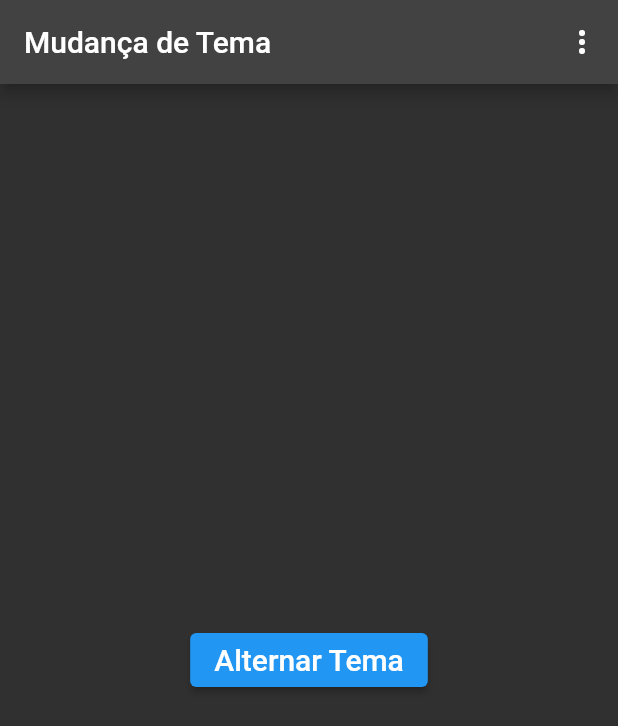
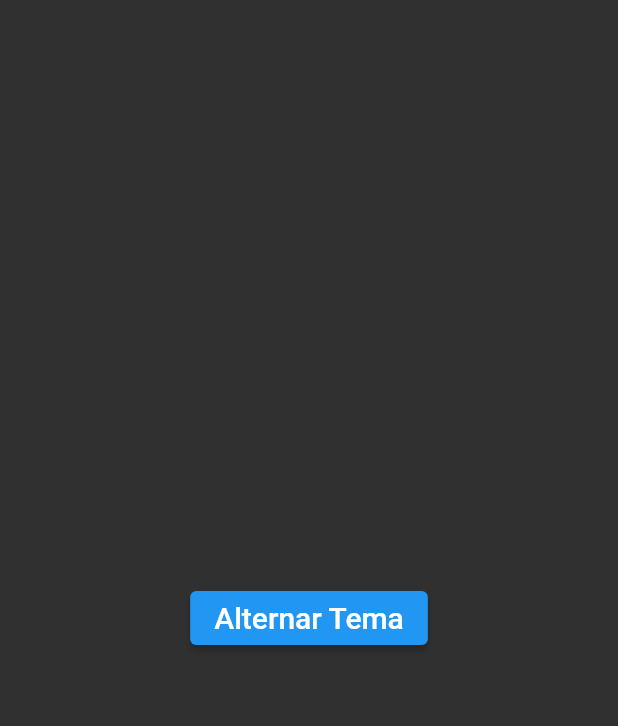
Before and after one commit to VictorRyan3612/POO_Orientada-a-objetos, a Flutter app: the screen it shows after launch, on a phone screen of 412 x 824 dp. Shown: the top 726 px of the screen. Run offline on Flutter 3.47's test engine with Material 2 defaults, Android fonts, the phone set to English and light mode, and no system bars; our stand-ins replace flutter_hooks.

Commit message:
Temas v0.4

```diff
--- a/app_notas/lib/main.dart
+++ b/app_notas/lib/main.dart
@@ -2,19 +2,13 @@ import 'package:flutter/material.dart';
 import 'package:flutter_hooks/flutter_hooks.dart';
 
 void main() {
-  runApp(Temas());
+  runApp(MyApp());
 }
 
-class Temas extends HookWidget {
+class MyApp extends HookWidget {
   @override
   Widget build(BuildContext context) {
     final _currentBrightness = useState(Brightness.dark);
-
-    void _toggleTheme() {
-      _currentBrightness.value = _currentBrightness.value == Brightness.light
-          ? Brightness.dark
-          : Brightness.light;
-    }
 
     return MaterialApp(
       title: 'Mudança de Tema',
@@ -22,27 +16,25 @@ class Temas extends HookWidget {
         brightness: _currentBrightness.value,
         primarySwatch: Colors.blue,
       ),
-      home: Scaffold(
-        appBar: AppBar(
-          title: Text('Mudança de Tema'),
-          actions: [
-            PopupMenuButton<Brightness>(
-              onSelected: (Brightness brightness) {
-                _currentBrightness.value = brightness;
-              },
-              itemBuilder: (BuildContext context) => [
-                PopupMenuItem<Brightness>(
-                  value: Brightness.light,
-                  child: Text('Tema Claro'),
-                ),
-                PopupMenuItem<Brightness>(
-                  value: Brightness.dark,
-                  child: Text('Tema Escuro'),
-                ),
-              ],
-            ),
-          ],
-        ),
+      home: HomePageApp(_currentBrightness)
+      );
+
+  }
+}
+
+class HomePageApp extends StatelessWidget {
+  final ValueNotifier<Brightness> _currentBrightness;
+
+  HomePageApp(this._currentBrightness);
+  void _toggleTheme() {
+    _currentBrightness.value = _currentBrightness.value == Brightness.light
+        ? Brightness.dark
+        : Brightness.light;
+  }
+
+  @override
+  Widget build(BuildContext context) {
+    return Scaffold(
       body: Center(
         child: ElevatedButton(
           onPressed: _toggleTheme,
@@ -52,7 +44,7 @@ class Temas extends HookWidget {
           ),
         ),
       ),
-      ),
     );
   }
+
 }
```
Lines whose indentation alone changed are shown as unchanged.
